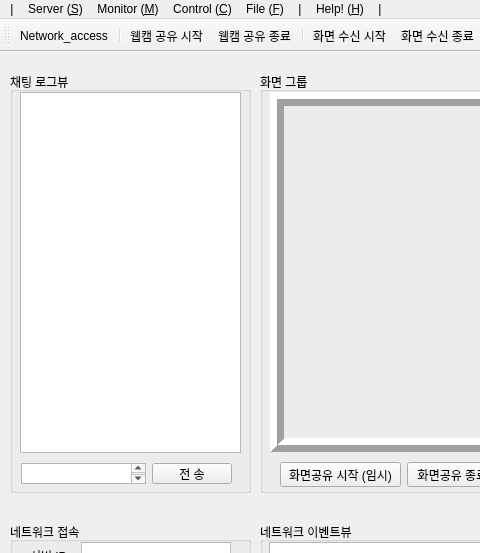
Before: the Qt Designer form Project_Client/UI_App_Active.ui in KimDaeYoung42/Virtual_Mouse_Project-Network-Plus, drawn with Qt 5; both pictures show x 0 to 480 and y 0 to 553 of the 1180 by 700 pixel window.
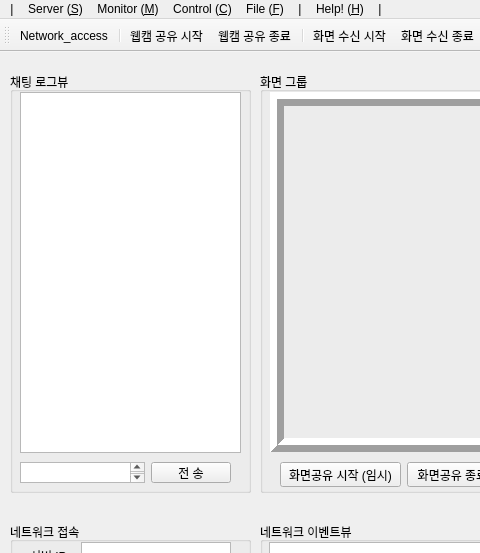
After: the same form once the commit is applied. Icons and pictures are not drawn.

```diff
--- a/Project_Client/UI_App_Active.ui
+++ b/Project_Client/UI_App_Active.ui
@@ -142,8 +142,8 @@
     <widget class="QWidget" name="layoutWidget">
      <property name="geometry">
       <rect>
-       <x>11</x>
-       <y>391</y>
+       <x>10</x>
+       <y>390</y>
        <width>211</width>
        <height>21</height>
       </rect>
```
